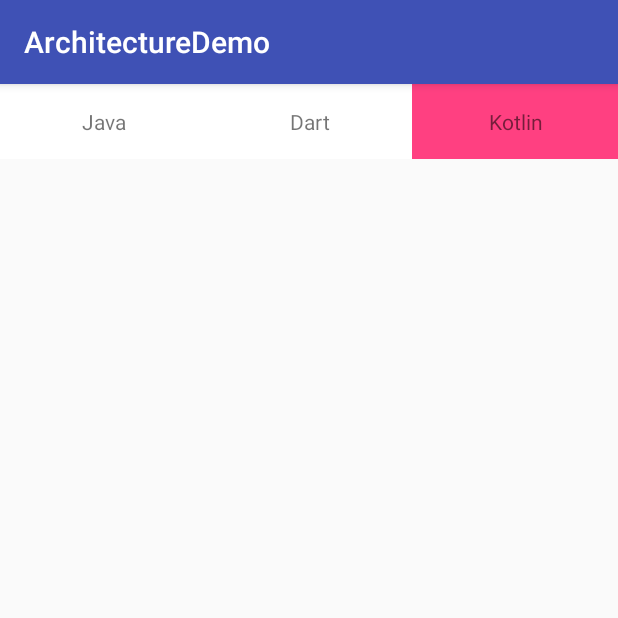
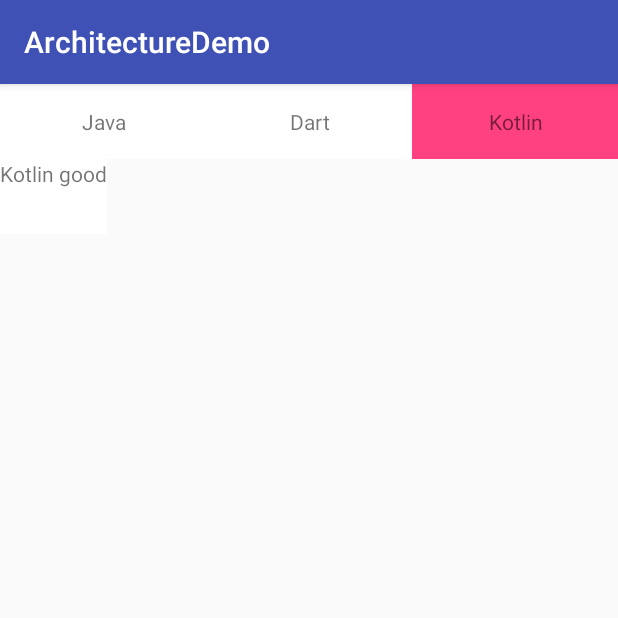
Before and after one commit to yueguang27/ArchitectureDemo, an Android app: the ViewModelActivity screen opened directly, with no data from a screen before it, after a tap on "Kotlin", on a phone screen of 412 x 824 dp, the top half of it. Run offline under Robolectric (Android 15) with nearby library versions, the phone set to English and light mode, and no system bars; 2 other taps on this screen came first.

Commit message:
添加log

```diff
--- a/app/src/main/AndroidManifest.xml
+++ b/app/src/main/AndroidManifest.xml
@@ -37,8 +37,7 @@
             android:name=".LiveDataActivity"
             android:screenOrientation="portrait" />
         <activity
-            android:name=".ViewModelActivity"
-            android:screenOrientation="portrait" />
+            android:name=".ViewModelActivity"/>
         <activity
             android:name=".RoomAndPagingActivity"
             android:screenOrientation="portrait" />
--- a/app/src/main/java/com/architecture/demo/ViewModelActivity.java
+++ b/app/src/main/java/com/architecture/demo/ViewModelActivity.java
@@ -1,6 +1,7 @@
 package com.architecture.demo;
 
 import android.arch.lifecycle.ViewModelProviders;
+import android.content.res.Configuration;
 import android.os.Bundle;
 import android.support.v4.app.FragmentTransaction;
 import android.support.v7.app.AppCompatActivity;
@@ -18,11 +19,23 @@ public class ViewModelActivity extends AppCompatActivity {
     @Override
     protected void onCreate(Bundle savedInstanceState) {
         super.onCreate(savedInstanceState);
+        Log.i(CONSTANT.TAG_VIEW_MODEL, "ViewModelActivity_onCreate:");
         setContentView(R.layout.activity_view_model);
-        FragmentTransaction fragmentTransaction = getSupportFragmentManager().beginTransaction();
-        fragmentTransaction.add(R.id.frame1, Fragment.getInstance());
-        fragmentTransaction.add(R.id.frame2, Fragment2.getInstance());
-        fragmentTransaction.commit();
+
+        if (savedInstanceState == null) {
+            FragmentTransaction fragmentTransaction = getSupportFragmentManager().beginTransaction();
+            fragmentTransaction.replace(R.id.frame1, Fragment.getInstance(), "frame1");
+            fragmentTransaction.replace(R.id.frame2, Fragment2.getInstance(), "frame2");
+            fragmentTransaction.commit();
+        } else {
+            android.support.v4.app.Fragment frame1 = getSupportFragmentManager().findFragmentByTag("frame1");
+            android.support.v4.app.Fragment frame2 = getSupportFragmentManager().findFragmentByTag("frame2");
+            FragmentTransaction fragmentTransaction = getSupportFragmentManager().beginTransaction();
+            fragmentTransaction.replace(R.id.frame1, frame1, "frame1");
+            fragmentTransaction.replace(R.id.frame2, frame2, "frame2");
+            fragmentTransaction.commit();
+        }
+
         initViewModel();
     }
 
@@ -35,4 +48,23 @@ public class ViewModelActivity extends AppCompatActivity {
         map.put("Kotlin", "Kotlin good");
         mMViewModel.getLanguage().setValue(map);
     }
+
+
+    @Override
+    protected void onSaveInstanceState(Bundle outState) {
+        super.onSaveInstanceState(outState);
+        Log.i(CONSTANT.TAG_VIEW_MODEL, "ViewModelActivity_onSaveInstanceState");
+    }
+
+    @Override
+    public void onConfigurationChanged(Configuration newConfig) {
+        super.onConfigurationChanged(newConfig);
+        Log.i(CONSTANT.TAG_VIEW_MODEL, "ViewModelActivity_onConfigurationChanged:");
+    }
+
+    @Override
+    public void onDestroy() {
+        super.onDestroy();
+        Log.i(CONSTANT.TAG_VIEW_MODEL, "ViewModelActivity_onDestroy");
+    }
 }
--- a/app/src/main/java/com/architecture/demo/viewModel/Fragment.java
+++ b/app/src/main/java/com/architecture/demo/viewModel/Fragment.java
@@ -2,6 +2,7 @@ package com.architecture.demo.viewModel;
 
 import android.arch.lifecycle.Observer;
 import android.arch.lifecycle.ViewModelProviders;
+import android.content.res.Configuration;
 import android.os.Bundle;
 import android.support.annotation.NonNull;
 import android.support.annotation.Nullable;
@@ -22,9 +23,17 @@ public class Fragment extends android.support.v4.app.Fragment implements View.On
     TextView textView;
     TextView textView1;
     TextView textView2;
+    TextView textView3;
+    private String des;
 
     public static Fragment getInstance() {
         return new Fragment();
+    }
+
+    @Override
+    public void onCreate(@Nullable Bundle savedInstanceState) {
+        super.onCreate(savedInstanceState);
+        Log.i(CONSTANT.TAG_VIEW_MODEL, "Fragment_onCreate:");
     }
 
     @Nullable
@@ -34,9 +43,12 @@ public class Fragment extends android.support.v4.app.Fragment implements View.On
         textView = view.findViewById(R.id.text);
         textView1 = view.findViewById(R.id.text1);
         textView2 = view.findViewById(R.id.text2);
+        textView3 = view.findViewById(R.id.text3);
         textView.setOnClickListener(this);
         textView1.setOnClickListener(this);
         textView2.setOnClickListener(this);
+        textView3.setText(des);
+        Log.i(CONSTANT.TAG_VIEW_MODEL, "Fragment_onCreateView_des:" + des);
         initViewModel();
         return view;
     }
@@ -87,5 +99,20 @@ public class Fragment extends android.support.v4.app.Fragment implements View.On
             textView2.setSelected(true);
         }
         mMViewModel.getLanguageDes().setValue(tag);
+        des = tag;
+        textView3.setText(des);
+        Log.i(CONSTANT.TAG_VIEW_MODEL, "Fragment_onClick:des:" + des);
+    }
+
+    @Override
+    public void onConfigurationChanged(Configuration newConfig) {
+        super.onConfigurationChanged(newConfig);
+        Log.i(CONSTANT.TAG_VIEW_MODEL, "Fragment_onConfigurationChanged:");
+    }
+
+    @Override
+    public void onDestroy() {
+        super.onDestroy();
+        Log.i(CONSTANT.TAG_VIEW_MODEL, "Fragment_onDestroy");
     }
 }
--- a/app/src/main/java/com/architecture/demo/viewModel/Fragment2.java
+++ b/app/src/main/java/com/architecture/demo/viewModel/Fragment2.java
@@ -2,6 +2,7 @@ package com.architecture.demo.viewModel;
 
 import android.arch.lifecycle.Observer;
 import android.arch.lifecycle.ViewModelProviders;
+import android.content.res.Configuration;
 import android.os.Bundle;
 import android.support.annotation.NonNull;
 import android.support.annotation.Nullable;
@@ -11,14 +12,20 @@ import android.view.View;
 import android.view.ViewGroup;
 import android.widget.TextView;
 
+import com.architecture.demo.R;
 import com.architecture.demo.util.CONSTANT;
-import com.architecture.demo.R;
 
 public class Fragment2 extends android.support.v4.app.Fragment {
     TextView textView;
 
     public static Fragment2 getInstance() {
         return new Fragment2();
+    }
+
+    @Override
+    public void onCreate(@Nullable Bundle savedInstanceState) {
+        super.onCreate(savedInstanceState);
+        Log.i(CONSTANT.TAG_VIEW_MODEL, "Fragment2_onCreate:");
     }
 
     @Nullable
@@ -37,8 +44,21 @@ public class Fragment2 extends android.support.v4.app.Fragment {
         mMViewModel.getLanguageDes().observe(this, new Observer<String>() {
             @Override
             public void onChanged(@Nullable String des) {
+                Log.i(CONSTANT.TAG_VIEW_MODEL, "Fragment2_onChanged:" + des);
                 textView.setText(des);
             }
         });
     }
+
+    @Override
+    public void onConfigurationChanged(Configuration newConfig) {
+        super.onConfigurationChanged(newConfig);
+        Log.i(CONSTANT.TAG_VIEW_MODEL, "Fragment2_onConfigurationChanged:");
+    }
+
+    @Override
+    public void onDestroy() {
+        super.onDestroy();
+        Log.i(CONSTANT.TAG_VIEW_MODEL, "Fragment2_onDestroy");
+    }
 }
--- a/app/src/main/res/layout/fragment.xml
+++ b/app/src/main/res/layout/fragment.xml
@@ -2,6 +2,11 @@
 <LinearLayout xmlns:android="http://schemas.android.com/apk/res/android"
     android:layout_width="match_parent"
     android:layout_height="match_parent"
+    android:orientation="vertical">
+
+    <LinearLayout
+        android:layout_width="match_parent"
+        android:layout_height="wrap_content"
         android:orientation="horizontal">
 
         <TextView
@@ -28,3 +33,10 @@
             android:background="@drawable/bg"
             android:gravity="center" />
     </LinearLayout>
+
+    <TextView
+        android:id="@+id/text3"
+        android:layout_width="wrap_content"
+        android:layout_height="50dp"
+        android:background="@drawable/bg" />
+</LinearLayout>
```
Lines whose indentation alone changed are shown as unchanged.
